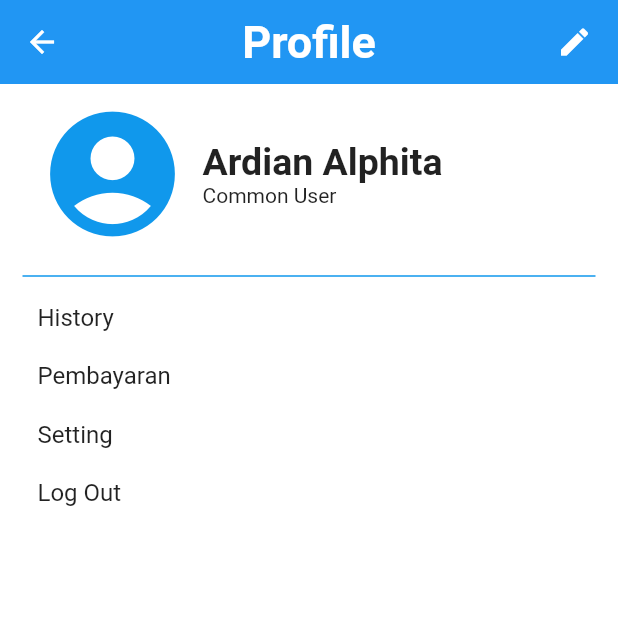
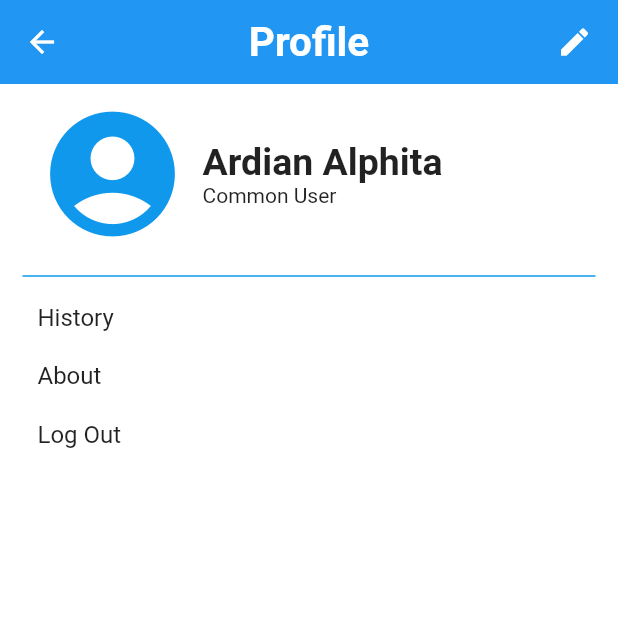
Before and after one commit to alphitardian/flutter_tokolink, a Flutter app: the ProfileScreen screen opened directly, on a phone screen of 412 x 824 dp, the top half of it. Run offline on Flutter 3.47's test engine with Material 2 defaults, Android fonts, the phone set to English and light mode, and no system bars.

Commit message:
Refactoring Some Widget and minor update to some screen

```diff
--- /dev/null
+++ b/lib/components/profile_tiles.dart
@@ -0,0 +1,24 @@
+import 'package:flutter/material.dart';
+
+class ProfileTiles extends StatelessWidget {
+  ProfileTiles({this.title, this.onTap});
+
+  final String title;
+  final Function onTap;
+
+  @override
+  Widget build(BuildContext context) {
+    return GestureDetector(
+      onTap: onTap,
+      child: Padding(
+        padding: const EdgeInsets.all(10.0),
+        child: Container(
+          child: Text(
+            title,
+            style: TextStyle(fontSize: 16),
+          ),
+        ),
+      ),
+    );
+  }
+}
--- a/lib/constants.dart
+++ b/lib/constants.dart
@@ -19,3 +19,9 @@ const kTextFieldDecoration = InputDecoration(
 
 const Color kMainColor = Color(0xFF1098EC);
 const Color kTextMainColor = Color(0xFF707070);
+
+const kAppBarStyle = TextStyle(
+  fontSize: 27,
+  fontWeight: FontWeight.bold,
+  color: Colors.white,
+);
--- a/lib/main.dart
+++ b/lib/main.dart
@@ -1,4 +1,5 @@
 import 'package:flutter/material.dart';
+import 'package:ftokolink/screens/about_screen.dart';
 import 'package:ftokolink/screens/cart_screen.dart';
 import 'package:ftokolink/screens/checkout_screen.dart';
 import 'package:ftokolink/screens/home_screen.dart';
@@ -25,6 +26,7 @@ class TokoLinkApp extends StatelessWidget {
         DetailScreen.id: (context) => DetailScreen(),
         ShopDetail.id: (context) => ShopDetail(),
         WalletScreen.id: (context) => WalletScreen(),
+        AboutScreen.id: (context) => AboutScreen(),
       },
     );
   }
--- a/lib/screens/profile_screen.dart
+++ b/lib/screens/profile_screen.dart
@@ -1,5 +1,7 @@
 import 'package:flutter/material.dart';
+import 'package:ftokolink/components/profile_tiles.dart';
 import 'package:ftokolink/constants.dart';
+import 'package:ftokolink/screens/about_screen.dart';
 import 'package:ftokolink/screens/login_screen.dart';
 import 'package:ftokolink/screens/wallet_screen.dart';
 
@@ -8,11 +10,7 @@ class ProfileScreen extends StatelessWidget {
   Widget build(BuildContext context) {
     return Scaffold(
       appBar: AppBar(
-        title: Text(
-          'Profile',
-          style: TextStyle(
-              color: Colors.white, fontSize: 30, fontWeight: FontWeight.bold),
-        ),
+        title: Text('Profile', style: kAppBarStyle),
         elevation: 0,
         actions: <Widget>[
           Padding(
@@ -65,12 +63,10 @@ class ProfileScreen extends StatelessWidget {
               },
             ),
             ProfileTiles(
-              title: 'Pembayaran',
-              onTap: () {},
-            ),
-            ProfileTiles(
-              title: 'Setting',
-              onTap: () {},
+              title: 'About',
+              onTap: () {
+                Navigator.pushNamed(context, AboutScreen.id);
+              },
             ),
             ProfileTiles(
               title: 'Log Out',
@@ -84,26 +80,3 @@ class ProfileScreen extends StatelessWidget {
     );
   }
 }
-
-class ProfileTiles extends StatelessWidget {
-  ProfileTiles({this.title, this.onTap});
-
-  final String title;
-  final Function onTap;
-
-  @override
-  Widget build(BuildContext context) {
-    return GestureDetector(
-      onTap: onTap,
-      child: Padding(
-        padding: const EdgeInsets.all(10.0),
-        child: Container(
-          child: Text(
-            title,
-            style: TextStyle(fontSize: 16),
-          ),
-        ),
-      ),
-    );
-  }
-}
```
Also changed, not shown: lib/components/detail_tiles.dart (added, +58 -0 lines), lib/screens/about_screen.dart (added, +50 -0 lines), lib/screens/home_screen.dart (+9 -4 lines), lib/screens/itemdetail_screen.dart (+8 -63 lines), lib/screens/shopdetail_screen.dart (+1 -8 lines), lib/screens/wallet_screen.dart (+1 -8 lines), images/about.png (added).
